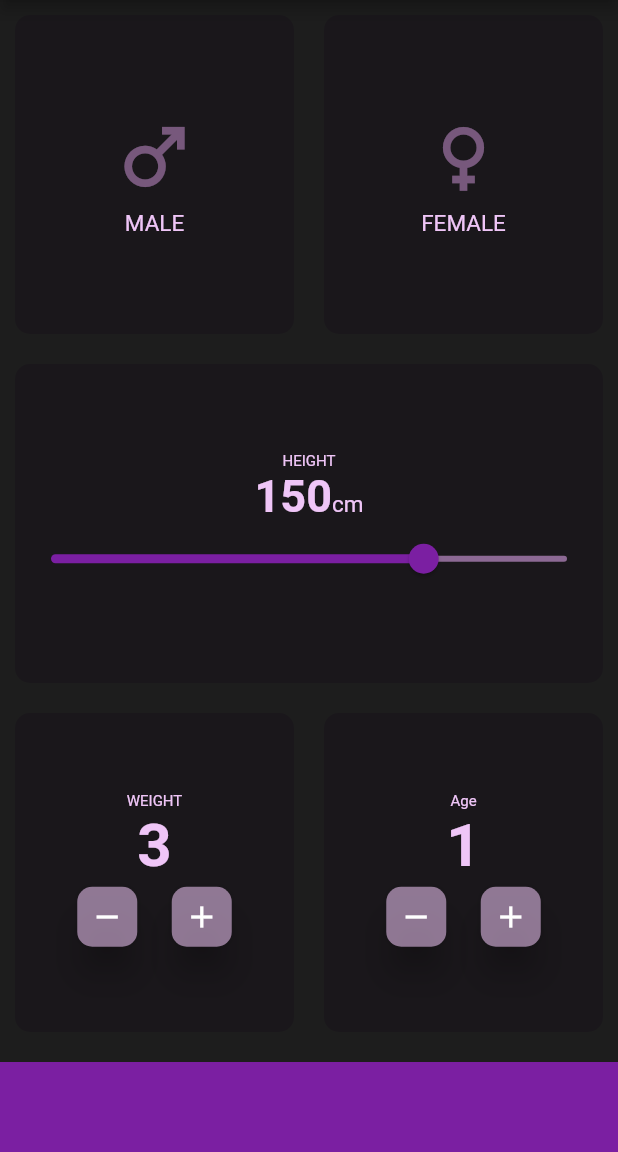
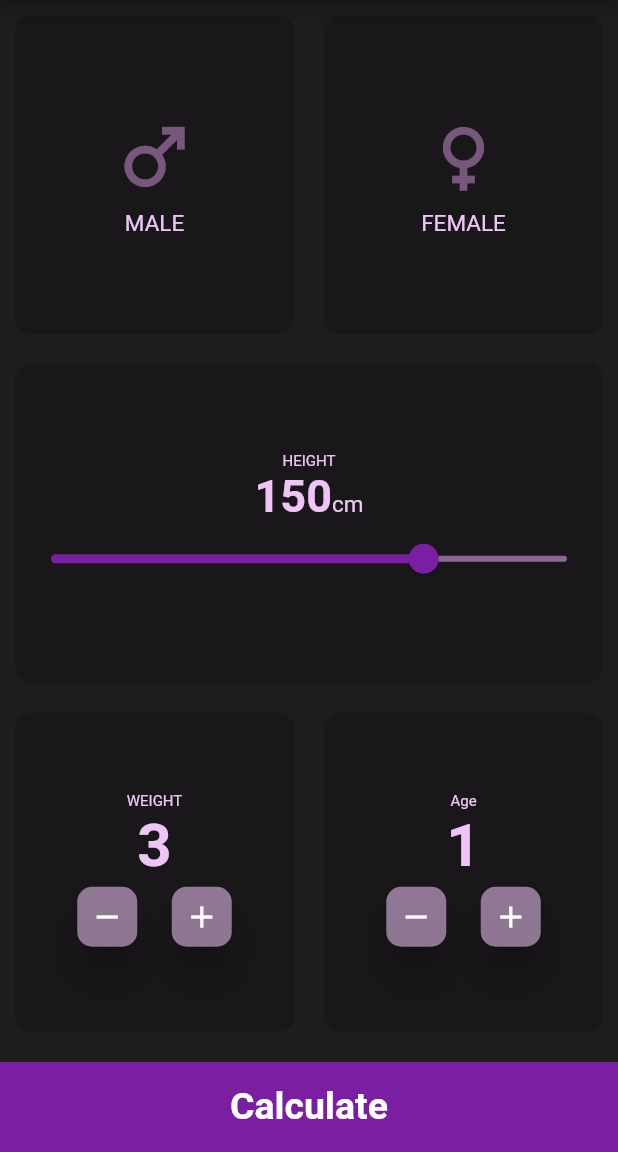
Before and after one commit to rania333/BMI_Calculator, a Flutter app: the screen it shows after launch, on a phone screen of 412 x 824 dp, the part 84-1236 px from its top. Run offline on Flutter 3.47's test engine with Material 2 defaults, Android fonts, the phone set to English and light mode, and no system bars.

Commit message:
add second page

```diff
--- a/lib/customButton.dart
+++ b/lib/customButton.dart
@@ -2,22 +2,17 @@
 
 import 'package:flutter/material.dart';
 
-class CustomButton extends StatefulWidget {
+class CustomButton extends StatelessWidget {
   // ignore: prefer_const_constructors_in_immutables
-  CustomButton({required this.click, required this.icon});
-  final Function click;
+  CustomButton({required this.onPressed, required this.icon});
+  final VoidCallback onPressed;
   final Widget icon;
 
   @override
-  _CustomButtonState createState() => _CustomButtonState();
-}
-
-class _CustomButtonState extends State<CustomButton> {
-  @override
   Widget build(BuildContext context) {
     return RawMaterialButton(
-      child: widget.icon,
-      onPressed: () => widget.click,
+      child: icon,
+      onPressed: onPressed,
       elevation: 10,
       constraints: const BoxConstraints.tightFor(width: 40, height: 40),
       shape: RoundedRectangleBorder(borderRadius: BorderRadius.circular(10)),
--- a/lib/input_page.dart
+++ b/lib/input_page.dart
@@ -4,6 +4,8 @@ import 'package:flutter/material.dart';
 import 'package:health_app/customButton.dart';
 import 'package:health_app/customCard.dart';
 import 'package:health_app/customChild.dart';
+import 'package:health_app/data.dart';
+import 'package:health_app/resultPage.dart';
 
 const activatedColor = Color.fromARGB(148, 24, 19, 26);
 const activeColor = Color.fromARGB(14, 250, 93, 255);
@@ -153,9 +155,9 @@ class _InputPageState extends State<InputPage> {
                         mainAxisAlignment: MainAxisAlignment.center,
                         children: [
                           CustomButton(
-                              click: () {
+                              onPressed: () {
                                 setState(() {
-                                  weight--;
+                                  weight = weight - 1;
                                 });
                               },
                               icon: Icon(Icons.remove)),
@@ -163,7 +165,7 @@ class _InputPageState extends State<InputPage> {
                             width: 15,
                           ),
                           CustomButton(
-                              click: () {
+                              onPressed: () {
                                 setState(() {
                                   weight++;
                                 });
@@ -197,7 +199,7 @@ class _InputPageState extends State<InputPage> {
                         mainAxisAlignment: MainAxisAlignment.center,
                         children: [
                           CustomButton(
-                              click: () {
+                              onPressed: () {
                                 setState(() {
                                   age--;
                                 });
@@ -207,7 +209,7 @@ class _InputPageState extends State<InputPage> {
                             width: 15,
                           ),
                           CustomButton(
-                              click: () {
+                              onPressed: () {
                                 setState(() {
                                   age++;
                                 });
@@ -221,11 +223,30 @@ class _InputPageState extends State<InputPage> {
               ],
             ),
           ),
-          Container(
-            color: Colors.purple[700],
-            margin: EdgeInsets.only(top: 10),
-            width: double.infinity, //full width
-            height: 60,
+          GestureDetector(
+            onTap: () {
+              ResultData data = ResultData(height: highet, weight: weight);
+              Navigator.push(
+                  context,
+                  MaterialPageRoute(
+                      builder: (context) => ResultPage(
+                            res: data.calculateBMI(),
+                            status: data.getResult(),
+                            comment: data.getInterpretation(),
+                          )));
+            },
+            child: Container(
+              padding: EdgeInsets.only(top: 15),
+              child: const Text(
+                'Calculate',
+                style: TextStyle(fontSize: 25, fontWeight: FontWeight.bold),
+                textAlign: TextAlign.center,
+              ),
+              color: Colors.purple[700],
+              margin: EdgeInsets.only(top: 10),
+              width: double.infinity, //full width
+              height: 60,
+            ),
           )
         ],
       ),
--- a/lib/main.dart
+++ b/lib/main.dart
@@ -1,5 +1,6 @@
 import 'package:flutter/material.dart';
 import 'package:health_app/input_page.dart';
+import 'package:health_app/resultPage.dart';
 
 void main() {
   runApp(const MyApp());
```
Also changed, not shown: lib/data.dart (added, +34 -0 lines), lib/resultPage.dart (added, +92 -0 lines).
